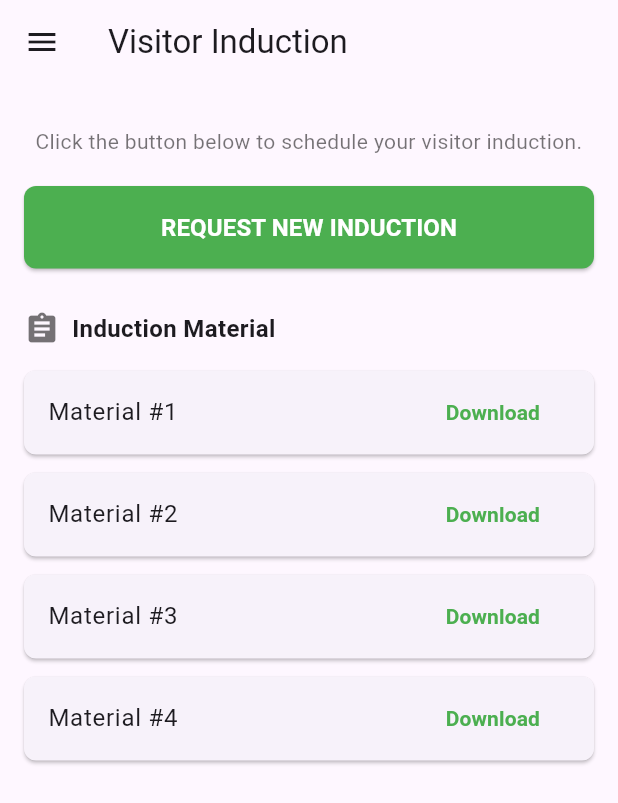
After one commit to rinneechan/visitor_induction, a Flutter app: the RequestInductionScreen screen opened by its route, on a phone screen of 412 x 824 dp. The commit adds this screen. Shown: the top 803 px of the screen. Run offline on Flutter 3.47's test engine with Material 3 defaults, Android fonts, the light colour scheme and no system bars; our stand-ins replace chewie, connectivity_plus, dio, dropdown_button2, firebase_auth, firebase_core and 10 more; missing offline and left inert: dart:html, flutter_pdfview, in_app_update, syncfusion_flutter_pdfviewer; accounts and stored records are empty.

Commit message:
test external visitor

```diff
--- a/lib/route/app_route.dart
+++ b/lib/route/app_route.dart
@@ -1,26 +1,31 @@
 import 'package:flutter/material.dart';
 import 'package:go_router/go_router.dart';
+
+// Screens
+import 'package:she_vi/screens/login/login_screen.dart';
+import 'package:she_vi/screens/login/logout_screen.dart';
+import 'package:she_vi/screens/login/createnewpass_screen.dart';
+import 'package:she_vi/screens/welcome_screen.dart';
+import 'package:she_vi/screens/chooseaccess_screen.dart';
+import 'package:she_vi/screens/home/mainmenu_screen.dart';
+import 'package:she_vi/screens/home/menusatu_screen.dart';
+import 'package:she_vi/screens/home/mainmenuExternal_screen.dart';
 import 'package:she_vi/screens/page/detailhistory.dart';
 import 'package:she_vi/screens/page/requestsubmitted_screen.dart';
-import 'package:she_vi/screens/login/login_screen.dart';
-import 'package:she_vi/screens/chooseaccess_screen.dart';
-import 'package:she_vi/screens/login/createnewpass_screen.dart';
-import 'package:she_vi/screens/welcome_screen.dart';
-import 'package:she_vi/screens/home/mainmenu_screen.dart';
-import 'package:she_vi/screens/home/menusatu_screen.dart'; //Home Menu Satu
-import 'package:she_vi/screens/home/mainmenuExternal_screen.dart';
+import 'package:she_vi/screens/page/reqinductionysatu_screen.dart';
+import 'package:she_vi/screens/page/detaiinfo.dart';
+import 'package:she_vi/screens/page/detailvisit.dart';
+import 'package:she_vi/screens/page/visitorrequest_Screen.dart';
 import 'package:she_vi/screens/induction_test/welcome_testsatu_screen.dart';
 import 'package:she_vi/screens/induction_test/welcome_testdua_screen.dart';
 import 'package:she_vi/screens/induction_test/question_screen.dart';
 import 'package:she_vi/screens/induction_test/test_complated_screen.dart';
 import 'package:she_vi/screens/induction_test/approved_mail_screen.dart';
-import 'package:she_vi/screens/page/reqinductionysatu_screen.dart';
-import 'package:she_vi/screens/page/detaiinfo.dart';
-import 'package:she_vi/screens/page/detailvisit.dart';
 import 'package:she_vi/screens/induction_test/complated_screen.dart';
 import 'package:she_vi/screens/setting/navigator_service.dart';
-import 'package:she_vi/screens/page/visitorrequest_Screen.dart';
-import 'package:she_vi/screens/login/logout_screen.dart';
+import 'package:she_vi/screens//home/external/register_screen.dart';
+import 'package:she_vi/screens/home/external/mainmenu_employee_screen.dart';
+import 'package:she_vi/screens/home/external/request_induction_screen.dart';
 
 
 void main() {
@@ -33,8 +38,7 @@ class App extends StatelessWidget {
     return MaterialApp.router(
       debugShowCheckedModeBanner: false,
       theme: ThemeData(
-        scaffoldBackgroundColor:
-            Colors.white, // Pastikan background tidak hitam
+        scaffoldBackgroundColor: Colors.white,
       ),
       routerConfig: AppRouter.router,
     );
@@ -46,6 +50,10 @@ class AppRouter {
     navigatorKey: globalNavigatorKey,
     initialLocation: '/',
     routes: [
+
+      /// -----------------------
+      /// AUTH & GENERAL ROUTES
+      /// -----------------------
       GoRoute(
         path: '/',
         builder: (context, state) => const WelcomeScreen(),
@@ -61,7 +69,23 @@ class AppRouter {
       GoRoute(
         path: '/login',
         builder: (context, state) => LoginScreen(),
-      ),// ✅ Tambahkan di sini route logout
+      ),
+      GoRoute(
+      path: '/register',
+      builder: (context, state) => const RegisterScreen(),
+    ),
+    // MENU VISITOR
+    GoRoute(
+      path: '/main-menu-ext',
+      builder: (context, state) => const MainmenuExternalScreen(),
+    ),
+
+    // MENU KARYAWAN
+    GoRoute(
+      path: '/main-menu-emp',
+      builder: (context, state) => const MainmenuEmployeeScreen(),
+    ),
+
       GoRoute(
         path: '/logout',
         builder: (context, state) => LogoutScreen(),
@@ -72,7 +96,6 @@ class AppRouter {
           final employeeid = state.pathParameters['employeeid'] ?? '';
           final fullName = state.pathParameters['fullName'] ?? '';
           final email = state.pathParameters['email'] ?? '';
-
           return CreateNewPass(
             employeeid: employeeid,
             fullName: fullName,
@@ -80,15 +103,14 @@ class AppRouter {
           );
         },
       ),
+
+      /// -----------------------
+      /// EMPLOYEE ROUTES (Internal)
+      /// -----------------------
       GoRoute(
-        path: '/choose-access',
-        builder: (context, state) => ChooseAccess(),
-      ),
-      GoRoute(
-        path: '/main-menu',
+        path: '/employee/main-menu',
         builder: (context, state) {
-          final extra =
-              state.extra as Map<String, String>?; // Ambil data dari `extra`
+          final extra = state.extra as Map<String, String>?;
           return MainmenuScreen(
             employeeid: extra?['username'] ?? 'defaultID',
           );
@@ -96,34 +118,62 @@ class AppRouter {
       ),
       GoRoute(
         path: '/request-induction',
+        builder: (context, state) => const RequestInductionScreen(),
+      ),
+      GoRoute(
+        path: '/employee/request-induction',
         builder: (context, state) => MenusatuScreen(username: 'defaultID'),
       ),
       GoRoute(
-        path: '/detail-info',
+        path: '/employee/detail-info',
         builder: (context, state) {
           final idRequest = state.uri.queryParameters['id'] ?? 'defaultID';
-          print('Navigating to /detail-info with id: $idRequest');
-          return Detaiinfo(
-              idrequest: idRequest); // Menampilkan halaman DetailInfo
+          return Detaiinfo(idrequest: idRequest);
         },
       ),
       GoRoute(
-        path: '/detail-history',
+        path: '/employee/detail-history',
         builder: (context, state) {
           final idRequest = state.uri.queryParameters['id'] ?? 'defaultID';
           return DetailHistory(idrequest: idRequest);
         },
       ),
       GoRoute(
-        path: '/request-new-induction',
+        path: '/employee/request-new-induction',
         builder: (context, state) => ReqInductionySatu(),
       ),
       GoRoute(
-        path: '/request-submitted',
+        path: '/employee/request-submitted',
         builder: (context, state) => RequestSubmitted(username: 'defaultID'),
       ),
+
+      /// -----------------------
+      /// VISITOR ROUTES (Eksternal)
+      /// -----------------------
       GoRoute(
-        path: '/welcome-test',
+        path: '/visitor/main-menu',
+        builder: (context, state) => const MainmenuExternalScreen(),
+      ),
+      GoRoute(
+        path: '/visitor/request',
+        builder: (context, state) {
+          final idRequest = state.uri.queryParameters['id'] ?? 'defaultID';
+          return VisitorRequest(idrequest: idRequest);
+        },
+      ),
+      GoRoute(
+        path: '/visitor/detail-scan',
+        builder: (context, state) {
+          final idRequest = state.uri.queryParameters['id'] ?? 'defaultID';
+          return DetailVisit(idrequest: idRequest);
+        },
+      ),
+
+      /// -----------------------
+      /// INDUCTION TEST ROUTES
+      /// -----------------------
+      GoRoute(
+        path: '/induction/welcome-test',
         builder: (context, state) {
           final queryParams = state.uri.queryParameters;
           return WelcomeTestSatuScreen(
@@ -134,7 +184,7 @@ class AppRouter {
         },
       ),
       GoRoute(
-        path: '/welcome-test-intructions',
+        path: '/induction/welcome-test-instructions',
         builder: (context, state) {
           final args = state.extra as Map<String, dynamic>? ?? {};
           return WelcomeTestDuaScreen(
@@ -145,7 +195,7 @@ class AppRouter {
         },
       ),
       GoRoute(
-        path: '/question',
+        path: '/induction/question',
         builder: (context, state) {
           final queryParams = state.uri.queryParameters;
           return QuestionScreen(
@@ -156,7 +206,7 @@ class AppRouter {
         },
       ),
       GoRoute(
-        path: '/test-complated',
+        path: '/induction/test-completed',
         builder: (context, state) {
           final queryParams = state.uri.queryParameters;
           return TestComplatedScreen(
@@ -167,38 +217,19 @@ class AppRouter {
         },
       ),
       GoRoute(
-        path: '/main-menu-ext',
-        builder: (context, state) => const MainmenuExternalScreen(),
-      ),
-      GoRoute(
-        path: '/approved-email',
+        path: '/induction/approved-email',
         builder: (context, state) {
-          final idrequest = state.uri.queryParameters['idrequest'] ??
-              '0'; // Gunakan default jika null
+          final idrequest = state.uri.queryParameters['idrequest'] ?? '0';
           return ApprovedMailScreen(idrequest: idrequest);
         },
       ),
       GoRoute(
-        path: '/aktif-info',
+        path: '/induction/active-info',
         builder: (context, state) {
           final idRequest = state.uri.queryParameters['id'] ?? 'defaultID';
           return ComplatedScreen(idrequest: idRequest);
         },
       ),
-      GoRoute(
-        path: '/visitor-request',
-        builder: (context, state) {
-          final idRequest = state.uri.queryParameters['id'] ?? 'defaultID';
-          return VisitorRequest(idrequest: idRequest);
-        },
-      ),
-      GoRoute(
-        path: '/detail-scan',
-        builder: (context, state) {
-          final idRequest = state.uri.queryParameters['id'] ?? 'defaultID';
-          return DetailVisit(idrequest: idRequest);
-        },
-      ),
     ],
   );
 }
--- a/lib/screens/home/external/mainmenu_exsternal_screen.dart
+++ b/lib/screens/home/external/mainmenu_exsternal_screen.dart
@@ -1,3 +1,4 @@
+ori
 import 'package:flutter/material.dart';
 import 'custom_drawer.dart';
 import 'package:flutter_svg/flutter_svg.dart';
--- /dev/null
+++ b/lib/screens/home/external/request_induction_screen.dart
@@ -0,0 +1,100 @@
+import 'package:flutter/material.dart';
+import 'package:she_vi/screens/home/custom_drawer.dart';
+import 'package:she_vi/screens/home/external/request_induction_form_screen.dart';
+
+
+class RequestInductionScreen extends StatefulWidget {
+  final String? username;
+  const RequestInductionScreen({super.key, this.username});
+
+  @override
+  State<RequestInductionScreen> createState() => _RequestInductionScreenState();
+}
+
+class _RequestInductionScreenState extends State<RequestInductionScreen> {
+  @override
+  Widget build(BuildContext context) {
+    return Scaffold(
+      appBar: AppBar(
+        title: const Text("Visitor Induction"),
+      ),
+      drawer: CustomDrawer(username: widget.username ?? "Guest"),
+      body: SingleChildScrollView(
+        padding: const EdgeInsets.all(16),
+        child: Column(
+          crossAxisAlignment: CrossAxisAlignment.start,
+          children: [
+            const SizedBox(height: 12),
+            const Center(
+              child: Text(
+                "Click the button below to schedule your visitor induction.",
+                textAlign: TextAlign.center,
+                style: TextStyle(fontSize: 14, color: Colors.black54),
+              ),
+            ),
+            const SizedBox(height: 20),
+            Center(
+              child: SizedBox(
+                width: double.infinity,
+                child: ElevatedButton(
+                  onPressed: () {
+                    // TODO: Arahkan ke form request induction
+                  },
+                  style: ElevatedButton.styleFrom(
+                    backgroundColor: Colors.green,
+                    padding: const EdgeInsets.symmetric(vertical: 16),
+                    shape: RoundedRectangleBorder(
+                      borderRadius: BorderRadius.circular(8),
+                    ),
+                  ),
+                  child: const Text(
+                    "REQUEST NEW INDUCTION",
+                    style: TextStyle(
+                        fontSize: 16,
+                        fontWeight: FontWeight.bold,
+                        color: Colors.white),
+                  ),
+                ),
+              ),
+            ),
+            const SizedBox(height: 28),
+            const Row(
+              children: [
+                Icon(Icons.assignment, color: Colors.black54),
+                SizedBox(width: 8),
+                Text(
+                  "Induction Material",
+                  style: TextStyle(fontSize: 16, fontWeight: FontWeight.bold),
+                ),
+              ],
+            ),
+            const SizedBox(height: 16),
+            _buildMaterialItem("Material #1"),
+            _buildMaterialItem("Material #2"),
+            _buildMaterialItem("Material #3"),
+            _buildMaterialItem("Material #4"),
+          ],
+        ),
+      ),
+    );
+  }
+
+  Widget _buildMaterialItem(String title) {
+    return Card(
+      margin: const EdgeInsets.only(bottom: 12),
+      shape: RoundedRectangleBorder(borderRadius: BorderRadius.circular(8)),
+      child: ListTile(
+        title: Text(title),
+        trailing: TextButton(
+          onPressed: () {
+            // TODO: aksi download file
+          },
+          child: const Text(
+            "Download",
+            style: TextStyle(color: Colors.green, fontWeight: FontWeight.bold),
+          ),
+        ),
+      ),
+    );
+  }
+}
```
Also changed, not shown: lib/screens/home/external/mainmenu_employee_screen.dart (added, +15 -0 lines), lib/screens/home/external/register_screen.dart (added, +15 -0 lines), lib/screens/home/external/request_induction_form_screen.dart (added, +253 -0 lines).
